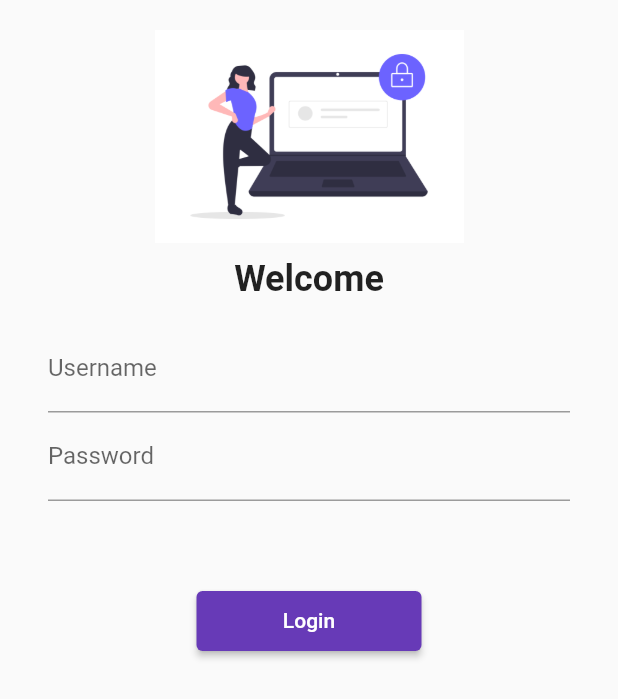
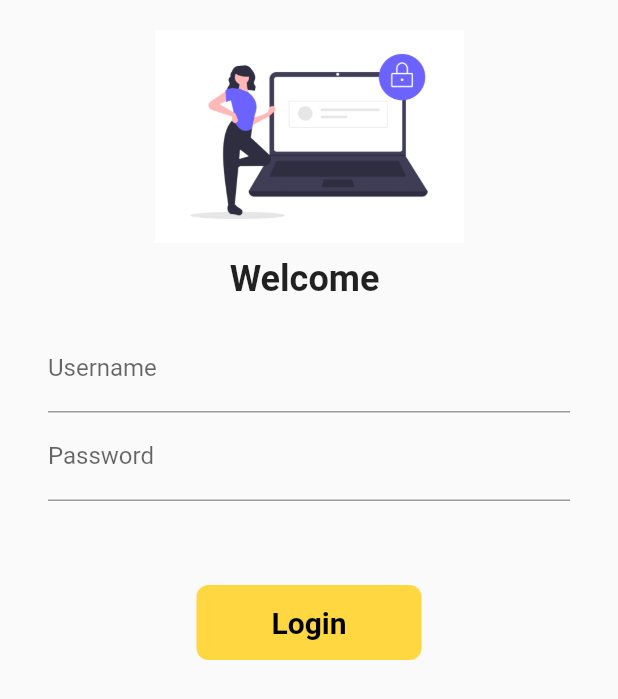
Before and after one commit to DilberHusainKhan/30DaysOfFlutter, a Flutter app: the screen it shows after launch, on a phone screen of 412 x 824 dp. Shown: the top 699 px of the screen. Run offline on Flutter 3.47's test engine with Material 2 defaults, Android fonts, the phone set to English and light mode, and no system bars; our stand-ins replace google_fonts.

Commit message:
day6 completed

```diff
--- a/lib/pages/login_page.dart
+++ b/lib/pages/login_page.dart
@@ -9,15 +9,10 @@ class LoginPage extends StatefulWidget {
 }
 
 class _LoginPageState extends State<LoginPage> {
+  String name = "";
+  bool changeButton = false;
   @override
   Widget build(BuildContext context) {
-    String? txt;
-    void click() {
-      setState(() {
-        txt = "Log OUT";
-      });
-    }
-
     return Material(
         // color: Colors.white,
         child: SafeArea(
@@ -35,9 +30,9 @@ class _LoginPageState extends State<LoginPage> {
             const SizedBox(
               height: 10,
             ),
-            const Text(
-              "Welcome",
-              style: TextStyle(
+            Text(
+              "Welcome $name",
+              style: const TextStyle(
                 fontSize: 24,
                 fontWeight: FontWeight.bold,
               ),
@@ -50,6 +45,10 @@ class _LoginPageState extends State<LoginPage> {
                   TextFormField(
                     decoration: const InputDecoration(
                         hintText: "Enter Username", labelText: "Username"),
+                    onChanged: (value) {
+                      name = value;
+                      setState(() {});
+                    },
                   ),
                   TextFormField(
                     obscureText: true,
@@ -64,12 +63,47 @@ class _LoginPageState extends State<LoginPage> {
             const SizedBox(
               height: 40,
             ),
-            ElevatedButton(
-              child: Text("Login"),
-              onPressed: () =>
-                  {Navigator.pushNamed(context, MyRoutes.homeRoutes)},
-              style: TextButton.styleFrom(minimumSize: Size(150, 40)),
+
+            InkWell(
+              onTap: () async {
+                setState(() {
+                  changeButton = true;
+                });
+                await Future.delayed(const Duration(seconds: 1));
+                Navigator.pushNamed(context, MyRoutes.homeRoutes);
+              },
+              child: AnimatedContainer(
+                duration: const Duration(seconds: 1),
+                width: changeButton ? 50 : 150,
+                height: 50,
+                alignment: Alignment.center,
+                decoration: BoxDecoration(
+                    color: Colors.amberAccent,
+                    // shape: changeButton ? BoxShape.circle : BoxShape.rectangle
+                    borderRadius: BorderRadius.circular(changeButton ? 50 : 8)),
+                child: changeButton
+                    ? const Icon(
+                        Icons.done,
+                        color: Colors.black,
+                      )
+                    : const Text(
+                        "Login",
+                        style: TextStyle(
+                          color: Colors.black,
+                          fontWeight: FontWeight.bold,
+                          fontSize: 20,
+                        ),
+                      ),
+              ),
             ),
+
+            // ElevatedButton(
+            //   child: Text("Login"),
+            //   onPressed: () {
+            //     Navigator.pushNamed(context, MyRoutes.homeRoutes);
+            //   },
+            //   style: TextButton.styleFrom(minimumSize: Size(150, 40)),
+            // ),
             SizedBox(
               height: 20,
             )
```
